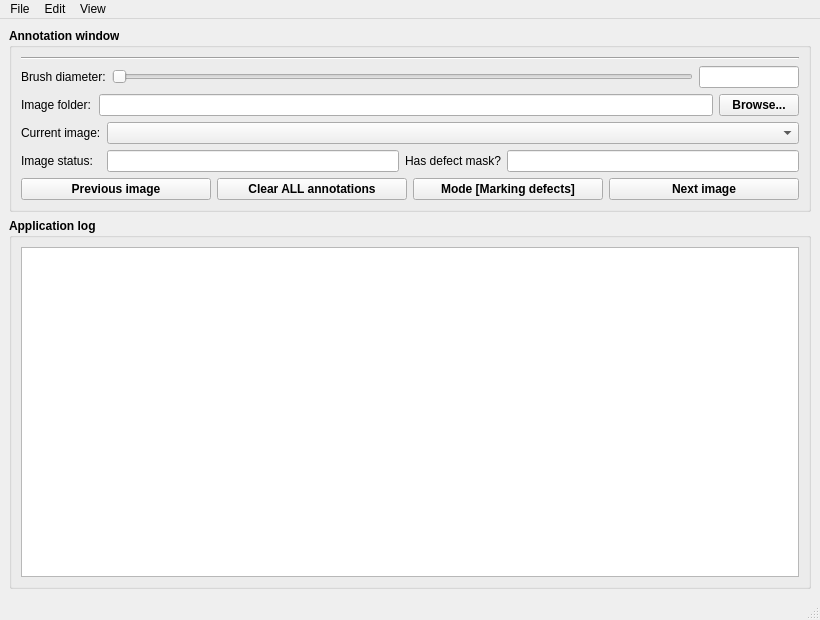
Before: the Qt Designer form ui/datmant.ui in is-centre/datm-annotation-tool, drawn with Qt 5.
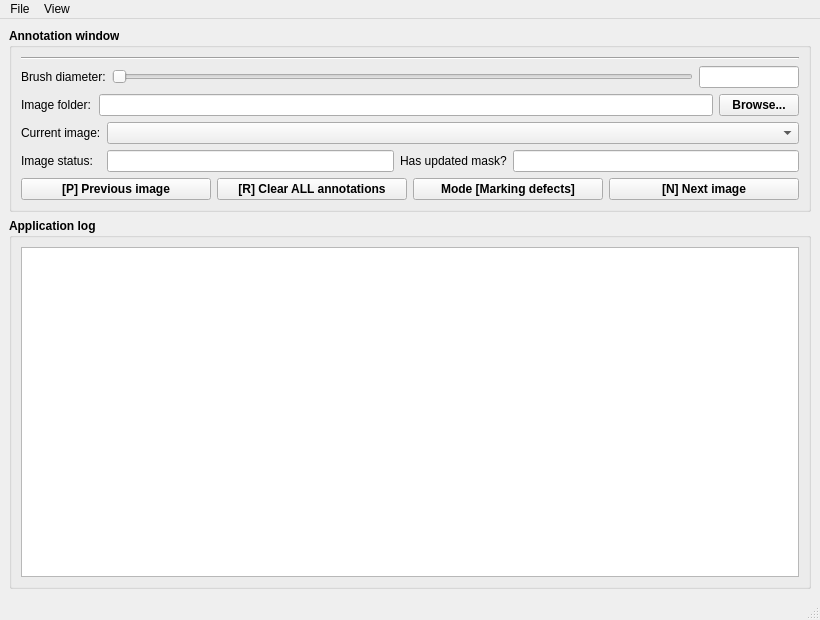
After: the same form once the commit is applied.

Diff of the .ui file:
```diff
--- a/ui/datmant.ui
+++ b/ui/datmant.ui
@@ -165,7 +165,7 @@
               </font>
              </property>
              <property name="text">
-              <string>Has defect mask?</string>
+              <string>Has updated mask?</string>
              </property>
              <property name="textFormat">
               <enum>Qt::PlainText</enum>
@@ -233,14 +233,20 @@
          <item>
           <widget class="QPushButton" name="btnPrev">
            <property name="text">
-            <string>Previous image</string>
+            <string>[P] Previous image</string>
+           </property>
+           <property name="shortcut">
+            <string>P</string>
            </property>
           </widget>
          </item>
          <item>
           <widget class="QPushButton" name="btnClear">
            <property name="text">
-            <string>Clear ALL annotations</string>
+            <string>[R] Clear ALL annotations</string>
+           </property>
+           <property name="shortcut">
+            <string>R</string>
            </property>
           </widget>
          </item>
@@ -254,7 +260,10 @@
          <item>
           <widget class="QPushButton" name="btnNext">
            <property name="text">
-            <string>Next image</string>
+            <string>[N] Next image</string>
+           </property>
+           <property name="shortcut">
+            <string>N</string>
            </property>
           </widget>
          </item>
@@ -310,15 +319,7 @@
     </property>
     <addaction name="actionLog"/>
    </widget>
-   <widget class="QMenu" name="menuEdit">
-    <property name="title">
-     <string>Edit</string>
-    </property>
-    <addaction name="actionRefresh_data_file"/>
-    <addaction name="actionRefresh_predictor"/>
-   </widget>
    <addaction name="menuFile"/>
-   <addaction name="menuEdit"/>
    <addaction name="menuView"/>
   </widget>
   <widget class="QStatusBar" name="statusbar"/>
```
Left out of the diff: 22 changed lines with no effect on the pictures.
